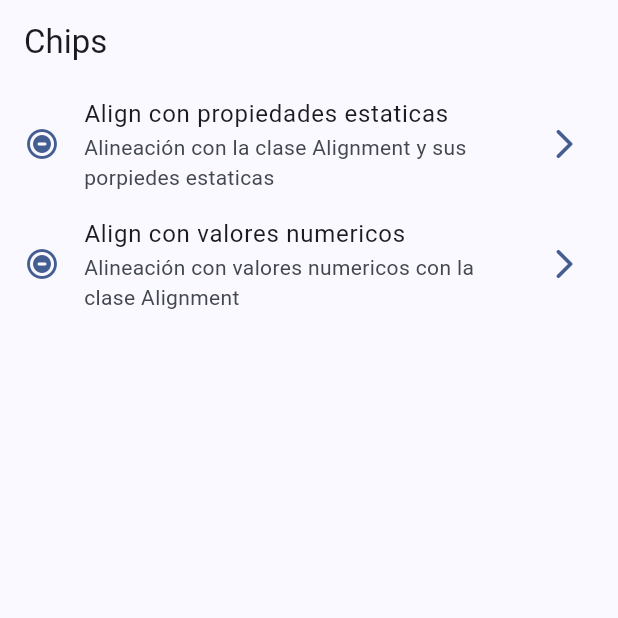
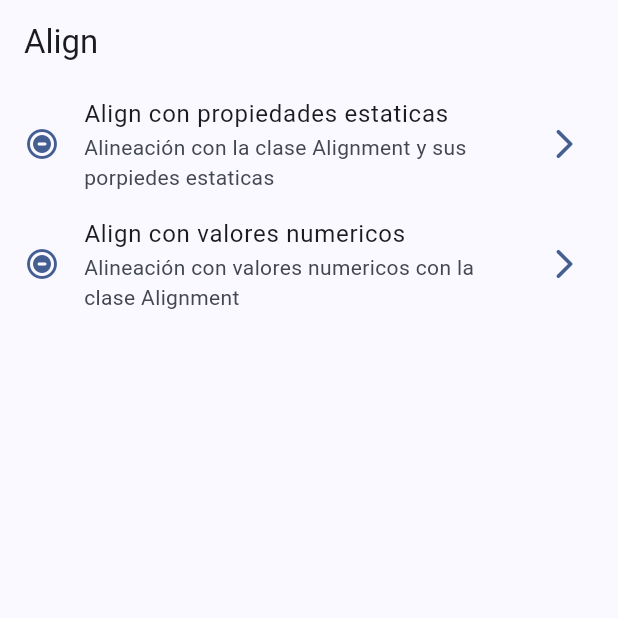
Before and after one commit to Davidgraja/Widgets__app, a Flutter app: the AlignScreen screen opened by its route, on a phone screen of 412 x 824 dp, the top half of it. Run offline on Flutter 3.47's test engine with Material 3 defaults, Android fonts, the phone set to English and light mode, and no system bars; our stand-ins replace animate_do, flutter_riverpod, go_router.

Commit message:
titulo del Appbar modificado

```diff
--- a/lib/presentation/screen/align/align_screen.dart
+++ b/lib/presentation/screen/align/align_screen.dart
@@ -11,7 +11,7 @@ class AlignScreen extends StatelessWidget {
   Widget build(BuildContext context) {
     return Scaffold(
       appBar: AppBar(
-        title: const Text('Chips'),
+        title: const Text('Align'),
       ),
       body: ListView.builder(
         itemCount: alignItems.length,
```
